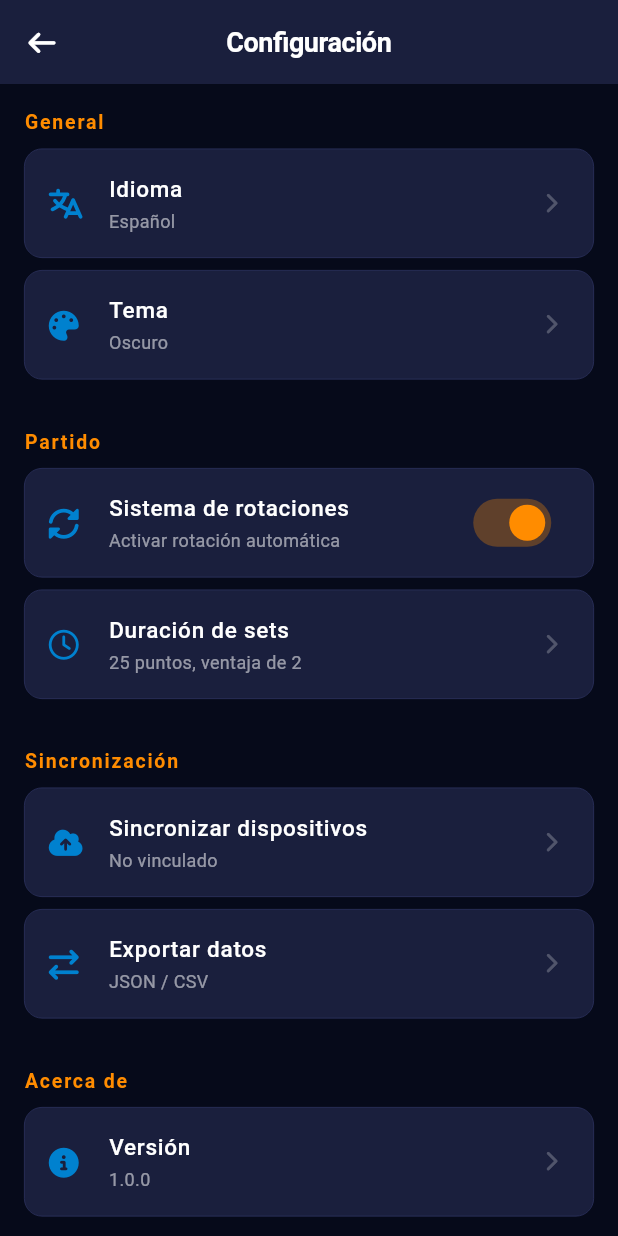
After one commit to KelvinSilva0207/Libero360, a Flutter app: the SettingsScreen screen opened directly, on a phone screen of 412 x 824 dp. The commit adds this screen. Run offline on Flutter 3.47's test engine with Material 3 defaults, Android fonts, the phone set to English and light mode, and no system bars; our stand-ins replace fl_chart, font_awesome_flutter, sembast_web; accounts and stored records are empty.

Commit message:
feat: pantalla Configuracion con secciones + boton en menu perfil

```diff
--- /dev/null
+++ b/lib/features/settings/presentation/views/settings_screen.dart
@@ -0,0 +1,123 @@
+import 'package:flutter/material.dart';
+import 'package:font_awesome_flutter/font_awesome_flutter.dart';
+import '../../../../core/themes/app_colors.dart';
+
+class SettingsScreen extends StatelessWidget {
+  const SettingsScreen({super.key});
+
+  @override
+  Widget build(BuildContext context) {
+    return Scaffold(
+      backgroundColor: AppColors.surfaceDark,
+      appBar: AppBar(
+        backgroundColor: AppColors.surface,
+        title: const Text('Configuración'),
+        leading: IconButton(
+          icon: const FaIcon(FontAwesomeIcons.arrowLeft, color: Colors.white, size: 18),
+          onPressed: () => Navigator.pop(context),
+        ),
+      ),
+      body: ListView(
+        padding: const EdgeInsets.all(16),
+        children: [
+          _section('General'),
+          const SizedBox(height: 8),
+          _SettingsTile(
+            icon: FontAwesomeIcons.language,
+            title: 'Idioma',
+            subtitle: 'Español',
+          ),
+          _SettingsTile(
+            icon: FontAwesomeIcons.palette,
+            title: 'Tema',
+            subtitle: 'Oscuro',
+          ),
+          const SizedBox(height: 24),
+          _section('Partido'),
+          const SizedBox(height: 8),
+          _SettingsTile(
+            icon: FontAwesomeIcons.rotate,
+            title: 'Sistema de rotaciones',
+            subtitle: 'Activar rotación automática',
+            trailing: Switch(
+              value: true,
+              onChanged: (v) {},
+              activeColor: AppColors.accent,
+            ),
+          ),
+          _SettingsTile(
+            icon: FontAwesomeIcons.clock,
+            title: 'Duración de sets',
+            subtitle: '25 puntos, ventaja de 2',
+          ),
+          const SizedBox(height: 24),
+          _section('Sincronización'),
+          const SizedBox(height: 8),
+          _SettingsTile(
+            icon: FontAwesomeIcons.cloudArrowUp,
+            title: 'Sincronizar dispositivos',
+            subtitle: 'No vinculado',
+          ),
+          _SettingsTile(
+            icon: FontAwesomeIcons.arrowRightArrowLeft,
+            title: 'Exportar datos',
+            subtitle: 'JSON / CSV',
+          ),
+          const SizedBox(height: 24),
+          _section('Acerca de'),
+          const SizedBox(height: 8),
+          _SettingsTile(
+            icon: FontAwesomeIcons.circleInfo,
+            title: 'Versión',
+            subtitle: '1.0.0',
+          ),
+        ],
+      ),
+    );
+  }
+
+  Widget _section(String title) {
+    return Text(
+      title,
+      style: const TextStyle(
+        color: AppColors.accent,
+        fontWeight: FontWeight.bold,
+        fontSize: 13,
+        letterSpacing: 1.2,
+      ),
+    );
+  }
+}
+
+class _SettingsTile extends StatelessWidget {
+  final FaIconData icon;
+  final String title;
+  final String subtitle;
+  final Widget? trailing;
+
+  const _SettingsTile({
+    required this.icon,
+    required this.title,
+    required this.subtitle,
+    this.trailing,
+  });
+
+  @override
+  Widget build(BuildContext context) {
+    return Container(
+      margin: const EdgeInsets.only(bottom: 8),
+      decoration: BoxDecoration(
+        color: AppColors.surface,
+        borderRadius: BorderRadius.circular(12),
+        border: Border.all(color: AppColors.border, width: 0.5),
+      ),
+      child: ListTile(
+        leading: FaIcon(icon, color: AppColors.primary, size: 20),
+        title: Text(title, style: const TextStyle(color: Colors.white, fontSize: 15, fontWeight: FontWeight.w500)),
+        subtitle: Text(subtitle, style: const TextStyle(color: Colors.white54, fontSize: 12)),
+        trailing: trailing ?? const FaIcon(FontAwesomeIcons.chevronRight, color: Colors.white24, size: 14),
+        onTap: trailing != null ? null : () {},
+      ),
+    );
+  }
+}
--- a/lib/main.dart
+++ b/lib/main.dart
@@ -6,6 +6,7 @@ import 'features/auth/auth.dart';
 import 'features/partido/presentation/views/match_start_dialog.dart';
 import 'features/asistencia/asistencia.dart';
 import 'features/estadisticas/presentation/views/play_by_play_screen.dart';
+import 'features/settings/presentation/views/settings_screen.dart';
 
 void main() {
   WidgetsFlutterBinding.ensureInitialized();
@@ -131,6 +132,8 @@ class HomeScreen extends StatelessWidget {
             onSelected: (value) {
               if (value == 'logout') {
                 context.read<AuthViewModel>().logout();
+              } else if (value == 'settings') {
+                Navigator.push(context, MaterialPageRoute(builder: (_) => const SettingsScreen()));
               }
             },
             itemBuilder: (context) => [
@@ -141,6 +144,17 @@ class HomeScreen extends StatelessWidget {
                   children: [
                     Text(user?.nombre ?? 'Usuario', style: const TextStyle(fontWeight: FontWeight.bold, color: Colors.white)),
                     if (user?.email != null) Text(user!.email, style: const TextStyle(color: Colors.white54, fontSize: 12)),
+                  ],
+                ),
+              ),
+              const PopupMenuDivider(),
+              PopupMenuItem(
+                value: 'settings',
+                child: const Row(
+                  children: [
+                    FaIcon(FontAwesomeIcons.gear, color: Colors.white70, size: 18),
+                    SizedBox(width: 10),
+                    Text('Configuración'),
                   ],
                 ),
               ),
```
